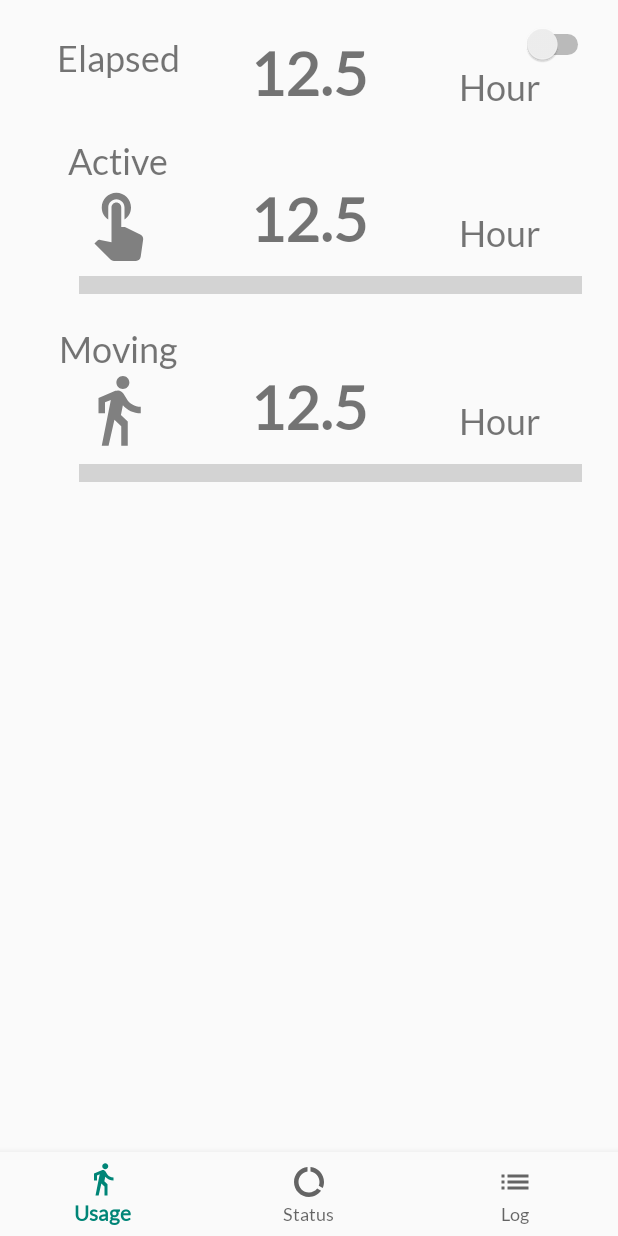
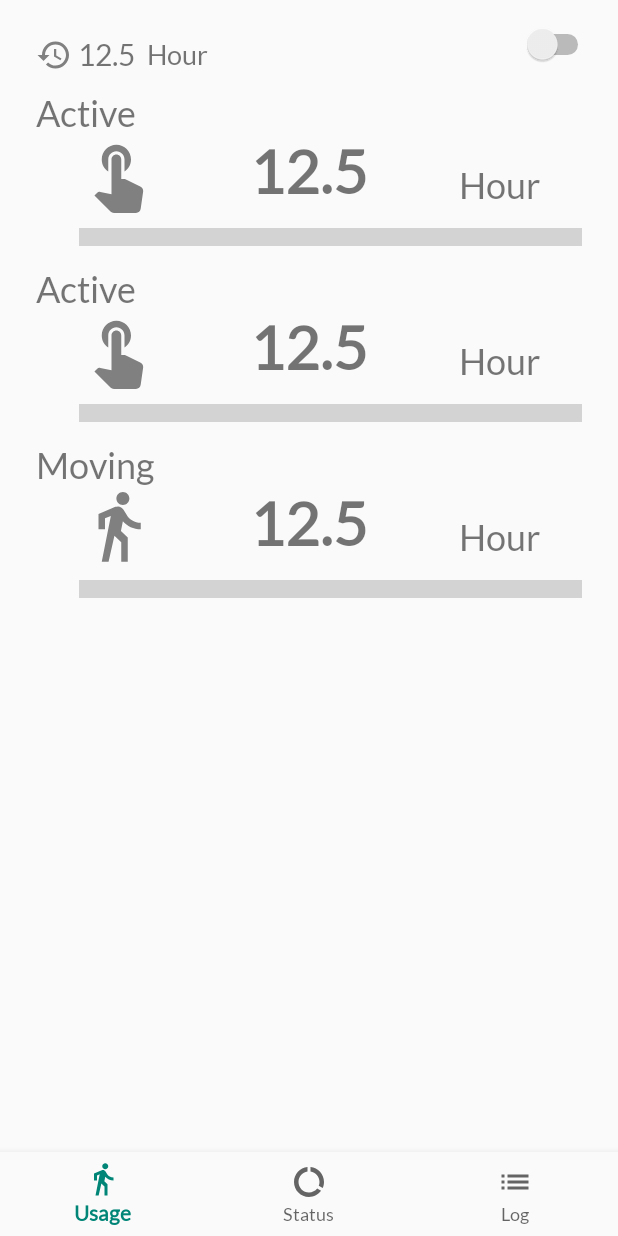
Before and after one commit to hotaru84/logger, an Android app: the screen it shows after launch (MainActivity), on a phone screen of 412 x 824 dp. Run offline under Robolectric (Android 15) with nearby library versions, the phone set to English and light mode, and no system bars; our stand-ins replace Room's generated code, navigation-ui; libraries missing offline, so code that uses them is left out: fi.iki.elonen; 5 statements that could not run were skipped.

Commit message:
update layout

```diff
--- /dev/null
+++ b/app/src/main/res/drawable/ic_history_black_24dp.xml
@@ -0,0 +1,9 @@
+<vector xmlns:android="http://schemas.android.com/apk/res/android"
+        android:width="24dp"
+        android:height="24dp"
+        android:viewportWidth="24.0"
+        android:viewportHeight="24.0">
+    <path
+        android:fillColor="#FF000000"
+        android:pathData="M13,3c-4.97,0 -9,4.03 -9,9L1,12l3.89,3.89 0.07,0.14L9,12L6,12c0,-3.87 3.13,-7 7,-7s7,3.13 7,7 -3.13,7 -7,7c-1.93,0 -3.68,-0.79 -4.94,-2.06l-1.42,1.42C8.27,19.99 10.51,21 13,21c4.97,0 9,-4.03 9,-9s-4.03,-9 -9,-9zM12,8v5l4.28,2.54 0.72,-1.21 -3.5,-2.08L13.5,8L12,8z"/>
+</vector>
--- a/app/src/main/res/layout/fragment_usage.xml
+++ b/app/src/main/res/layout/fragment_usage.xml
@@ -10,7 +10,11 @@
 
     <include
         android:id="@+id/ttlTime"
-        layout="@layout/summary_card" />
+        layout="@layout/subtitle_card" />
+
+    <include
+        android:id="@+id/scanCount"
+        layout="@layout/progress_card" />
 
     <include
         android:id="@+id/activeTime"
--- a/app/src/main/res/layout/progress_card.xml
+++ b/app/src/main/res/layout/progress_card.xml
@@ -1,10 +1,10 @@
 <?xml version="1.0" encoding="utf-8"?>
 <androidx.constraintlayout.widget.ConstraintLayout xmlns:android="http://schemas.android.com/apk/res/android"
+    xmlns:app="http://schemas.android.com/apk/res-auto"
     android:layout_width="match_parent"
     android:layout_height="wrap_content"
-    xmlns:app="http://schemas.android.com/apk/res-auto"
+    android:layout_marginTop="8dp"
     android:paddingStart="16dp"
-    android:paddingTop="16dp"
     android:paddingEnd="16dp"
     android:paddingBottom="4dp">
 
@@ -52,7 +52,7 @@
 
     <TextView
         android:id="@+id/label_text"
-        android:layout_width="wrap_content"
+        android:layout_width="0dp"
         android:layout_height="wrap_content"
         android:text="Active"
         android:textSize="24sp"
--- /dev/null
+++ b/app/src/main/res/layout/subtitle_card.xml
@@ -0,0 +1,46 @@
+<?xml version="1.0" encoding="utf-8"?>
+<androidx.constraintlayout.widget.ConstraintLayout xmlns:android="http://schemas.android.com/apk/res/android"
+    xmlns:app="http://schemas.android.com/apk/res-auto"
+    xmlns:tools="http://schemas.android.com/tools"
+    android:layout_width="wrap_content"
+    android:layout_height="wrap_content"
+    android:paddingStart="16dp"
+    android:paddingTop="16dp"
+    android:paddingEnd="16dp"
+    android:paddingBottom="4dp">
+
+    <ImageView
+        android:id="@+id/imageView"
+        android:layout_width="wrap_content"
+        android:layout_height="wrap_content"
+        android:tint="@android:color/tertiary_text_light"
+        app:layout_constraintBottom_toBottomOf="@id/value_text"
+        app:layout_constraintStart_toStartOf="parent"
+        app:srcCompat="@drawable/ic_history_black_24dp" />
+
+    <TextView
+        android:id="@+id/value_text"
+        android:layout_width="0dp"
+        android:layout_height="wrap_content"
+        android:text="12.5"
+        android:textAlignment="center"
+        android:textSize="20sp"
+        android:layout_marginStart="4dp"
+        app:layout_constraintBottom_toBottomOf="parent"
+        app:layout_constraintStart_toEndOf="@+id/imageView"
+        app:layout_constraintTop_toTopOf="parent" />
+
+    <TextView
+        android:id="@+id/unit_text"
+        android:layout_width="wrap_content"
+        android:layout_height="wrap_content"
+        android:layout_marginStart="8dp"
+        android:text="Hour"
+        android:textAlignment="viewStart"
+        android:textSize="18sp"
+        app:layout_constraintBottom_toBottomOf="@+id/value_text"
+        app:layout_constraintEnd_toEndOf="parent"
+        app:layout_constraintStart_toEndOf="@+id/value_text"
+        app:layout_constraintTop_toTopOf="@+id/value_text" />
+
+</androidx.constraintlayout.widget.ConstraintLayout>
--- a/app/src/main/res/layout/summary_card.xml
+++ /dev/null
@@ -1,62 +0,0 @@
-<?xml version="1.0" encoding="utf-8"?>
-<androidx.constraintlayout.widget.ConstraintLayout xmlns:android="http://schemas.android.com/apk/res/android"
-    xmlns:app="http://schemas.android.com/apk/res-auto"
-    xmlns:tools="http://schemas.android.com/tools"
-    android:layout_width="match_parent"
-    android:layout_height="wrap_content"
-    android:paddingStart="16dp"
-    android:paddingTop="16dp"
-    android:paddingEnd="16dp"
-    android:paddingBottom="4dp">
-
-    <androidx.constraintlayout.widget.Guideline
-        android:id="@+id/guideline"
-        android:layout_width="wrap_content"
-        android:layout_height="wrap_content"
-        android:orientation="vertical"
-        app:layout_constraintGuide_percent="0.7" />
-
-    <androidx.constraintlayout.widget.Guideline
-        android:id="@+id/guideline3"
-        android:layout_width="wrap_content"
-        android:layout_height="wrap_content"
-        android:orientation="vertical"
-        app:layout_constraintGuide_percent="0.3" />
-
-    <TextView
-        android:id="@+id/value_text"
-        android:layout_width="0dp"
-        android:layout_height="wrap_content"
-        android:text="12.5"
-        android:textAlignment="center"
-        android:textSize="40sp"
-        android:textStyle="bold"
-        app:layout_constraintBottom_toBottomOf="parent"
-        app:layout_constraintEnd_toStartOf="@+id/guideline"
-        app:layout_constraintHorizontal_bias="0.0"
-        app:layout_constraintStart_toStartOf="@+id/guideline3"
-        app:layout_constraintTop_toTopOf="parent"
-        app:layout_constraintVertical_bias="0.0" />
-
-    <TextView
-        android:id="@+id/label_text"
-        android:layout_width="wrap_content"
-        android:layout_height="wrap_content"
-        android:text="Elapsed"
-        android:textSize="24sp"
-        app:layout_constraintEnd_toStartOf="@+id/guideline3"
-        app:layout_constraintStart_toStartOf="parent"
-        app:layout_constraintTop_toTopOf="parent" />
-
-    <TextView
-        android:id="@+id/unit_text"
-        android:layout_width="0dp"
-        android:layout_height="wrap_content"
-        android:text="Hour"
-        android:textAlignment="center"
-        android:textSize="24sp"
-        app:layout_constraintBottom_toBottomOf="@+id/value_text"
-        app:layout_constraintEnd_toEndOf="parent"
-        app:layout_constraintStart_toEndOf="@+id/value_text" />
-
-</androidx.constraintlayout.widget.ConstraintLayout>
```
